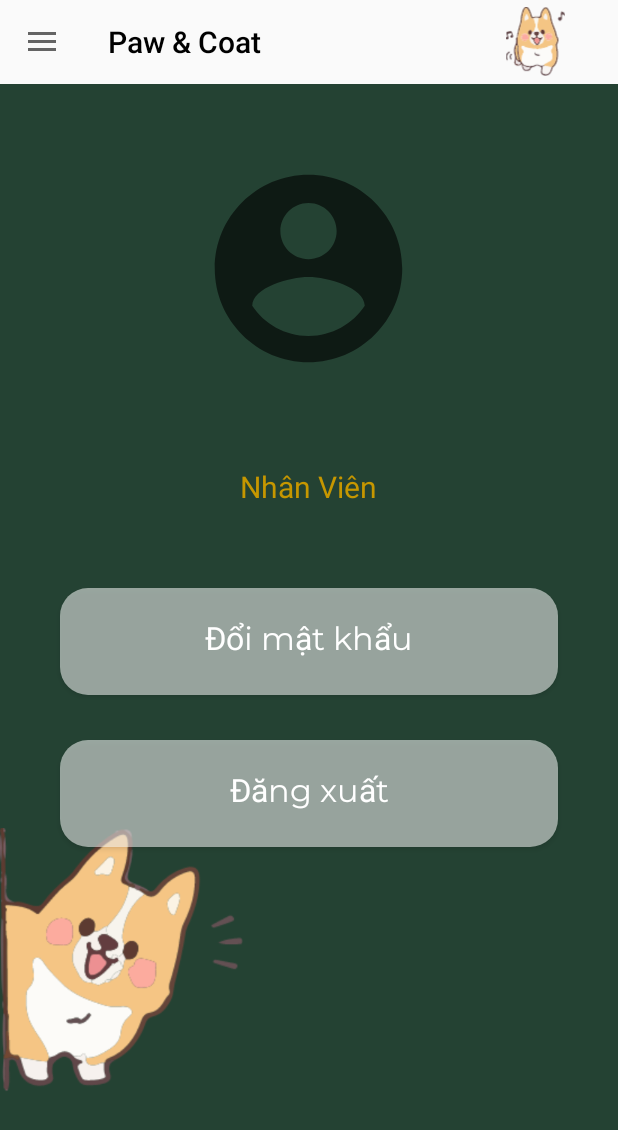
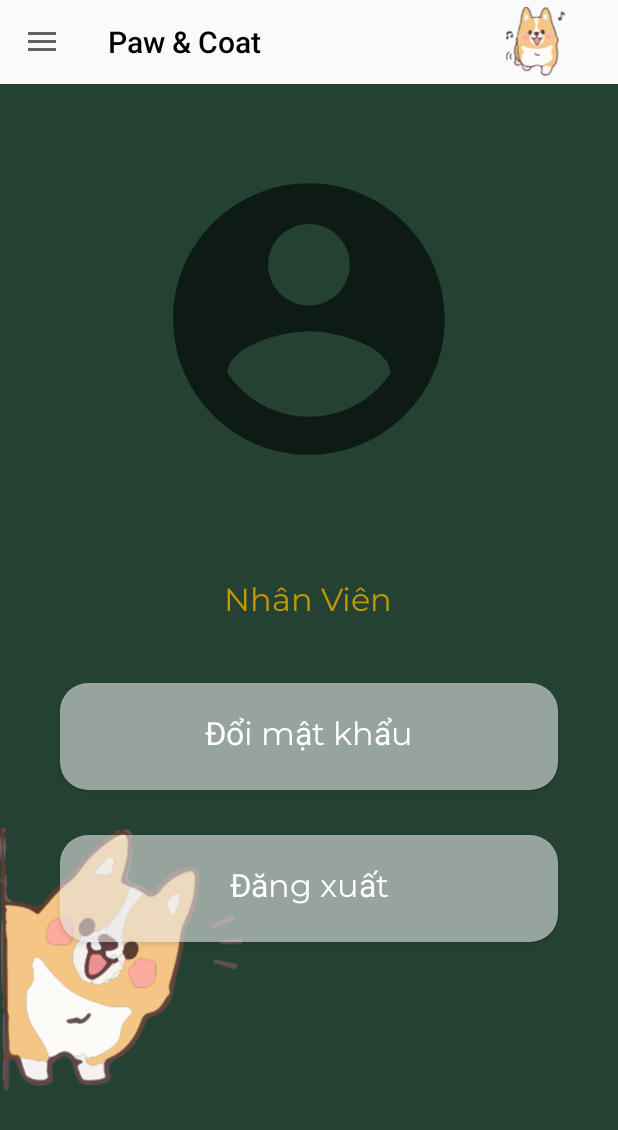
Before and after one commit to ryanvo162/Project1Team3, an Android app: the TaiKhoanFragment screen opened directly, with no data from a screen before it, on a phone screen of 412 x 824 dp. Shown: the top 1130 px of the screen. Run offline under Robolectric (Android 15) with nearby library versions, the phone set to English and light mode, and no system bars; 4 statements that could not run were skipped.

Commit message:
chỉnh layout

```diff
--- a/app/src/main/res/layout/activity_change_pass.xml
+++ b/app/src/main/res/layout/activity_change_pass.xml
@@ -41,7 +41,7 @@
         <com.google.android.material.textfield.TextInputLayout
             android:id="@+id/tilPass"
             style="@style/textInputLayout"
-            android:layout_marginTop="50dp"
+            android:layout_marginTop="70dp"
             android:layout_marginBottom="30dp"
             app:passwordToggleEnabled="true">
 
@@ -77,7 +77,7 @@
             android:id="@+id/tilReNewPass"
             style="@style/textInputLayout"
             app:passwordToggleEnabled="true"
-            android:layout_marginBottom="70dp">
+            android:layout_marginBottom="75dp">
 
             <com.google.android.material.textfield.TextInputEditText
                 android:id="@+id/edReNewPass"
--- a/app/src/main/res/layout/fragment_taikhoan.xml
+++ b/app/src/main/res/layout/fragment_taikhoan.xml
@@ -34,9 +34,9 @@
                 android:src="@drawable/tai_khoan"
                 android:gravity="center"
                 android:layout_marginTop="48dp"
-                android:layout_width="150dp"
+                android:layout_width="217dp"
                 android:layout_gravity="center"
-                android:layout_height="150dp"/>
+                android:layout_height="217dp"/>
 
             <LinearLayout
                 android:layout_width="match_parent"
@@ -46,11 +46,12 @@
                 <TextView
                     android:id="@+id/tvTen"
                     android:gravity="center"
-                    android:text="UserName"
-                    android:layout_marginTop="12dp"
-                    android:textSize="18sp"
+                    android:text="username"
+                    android:layout_marginTop="10dp"
+                    android:textSize="21sp"
                     android:textStyle="bold"
-                    android:textColor="@color/black"
+                    android:textColor="@color/white"
+                    android:fontFamily="@font/montserrat"
                     android:layout_width="match_parent"
                     android:layout_height="wrap_content"/>
 
@@ -59,9 +60,9 @@
                     android:text="Administrator"
                     android:layout_gravity="center"
                     android:gravity="center"
-                    android:textSize="20dp"
-                    android:layout_marginTop="12dp"
-                    android:layout_marginBottom="16dp"
+                    android:textSize="21dp"
+                    android:fontFamily="@font/montserrat"
+                    android:layout_marginTop="15dp"
                     android:padding="8dp"
                     android:textColor="#C69700"
                     android:layout_width="wrap_content"
@@ -85,9 +86,8 @@
             android:background="@drawable/custom_button_taikhoan"
             android:paddingTop="20dp"
             android:paddingBottom="20dp"
-            android:layout_marginTop="30dp"
-            android:layout_marginHorizontal="40dp"
-            />
+            android:layout_marginTop="40dp"
+            android:layout_marginHorizontal="40dp"/>
 
         <Button
             android:id="@+id/btndoipass"
```
